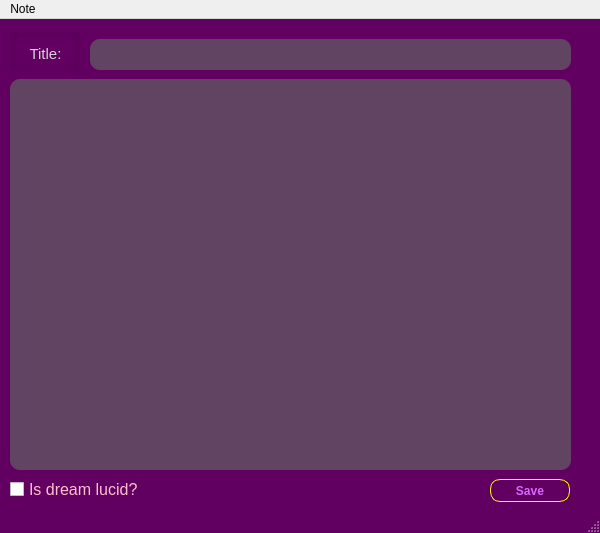
zcworka/lucid_diary, file gui/diary.ui: the form before one commit.
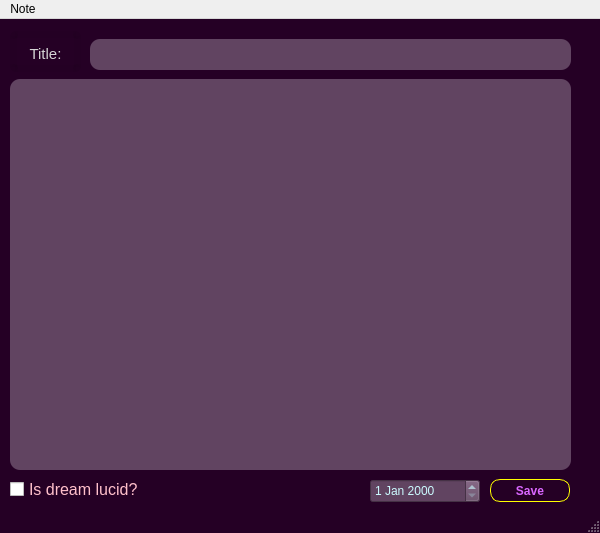
The form after the commit.

Commit message: add dream date field; a little change design

What changed in the file:
```diff
--- a/gui/diary.ui
+++ b/gui/diary.ui
@@ -35,7 +35,7 @@
 }
 
 QMainWindow {
-	background-color: rgb(97, 0, 97);
+	background-color: rgb(37, 0, 37);
 }
 
 QTextEdit, QLineEdit {
@@ -59,6 +59,10 @@
 	padding-left: 7px;
 }
 
+QDateEdit {
+	color: rgb(203, 251, 255);
+	background-color: rgb(97, 68, 97);
+}
 
 
 
@@ -141,6 +145,16 @@
      <string>Is dream lucid?</string>
     </property>
    </widget>
+   <widget class="QDateEdit" name="dateEdit">
+    <property name="geometry">
+     <rect>
+      <x>370</x>
+      <y>460</y>
+      <width>110</width>
+      <height>24</height>
+     </rect>
+    </property>
+   </widget>
   </widget>
   <widget class="QStatusBar" name="statusbar"/>
   <widget class="QMenuBar" name="menubar">
```
The commit also changes 6 other files.
